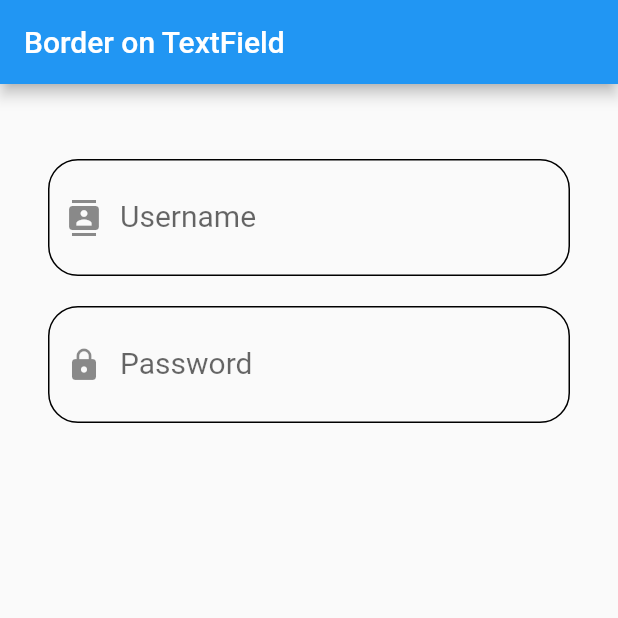
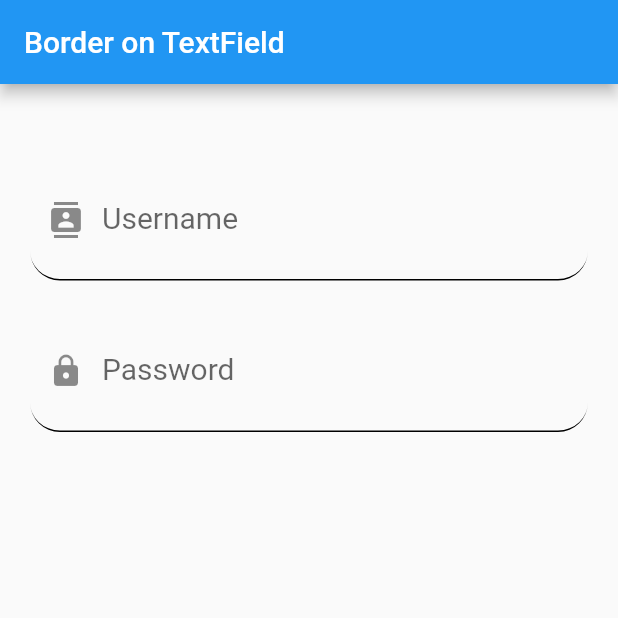
Before and after one commit to sardorergashaliyev/6-Homework, a Flutter app: the screen it shows after launch, on a phone screen of 412 x 824 dp, the top half of it. Run offline on Flutter 3.47's test engine with Material 2 defaults, Android fonts, the phone set to English and light mode, and no system bars.

Commit message:
HomeWork 2

```diff
--- /dev/null
+++ b/lib/6.2.dart
@@ -0,0 +1,65 @@
+import 'package:flutter/material.dart';
+
+class Second extends StatelessWidget {
+  const Second({super.key});
+
+  @override
+  Widget build(BuildContext context) {
+    return MaterialApp(
+        home: Scaffold(
+      appBar: AppBar(
+        title: const Text('Border on TextField'),
+      ),
+      body: Column(
+        children: [
+          Container(
+            margin: EdgeInsets.only(top: 50),
+            padding: EdgeInsets.symmetric(horizontal: 20),
+            child: TextFormField(
+              keyboardType: TextInputType.emailAddress,
+              style: const TextStyle(fontSize: 32, color: Colors.red),
+              decoration: const InputDecoration(
+                  hintText: 'Enter your email',
+                  hintStyle: TextStyle(color: Colors.black),
+                  border: UnderlineInputBorder(
+                    borderRadius: BorderRadius.all(Radius.circular(20)),
+                  ),
+                  enabledBorder: UnderlineInputBorder(
+                    borderRadius: BorderRadius.all(Radius.circular(20)),
+                  ),
+                  focusedBorder: UnderlineInputBorder(
+                  ),
+                  prefixIcon: Icon(Icons.contacts),
+                  labelText: 'Username',
+                  labelStyle: TextStyle(fontSize: 20)),
+            ),
+          ),
+          Container(
+            padding: EdgeInsets.symmetric(horizontal: 20),
+            margin: EdgeInsets.only(top: 20),
+            child: TextFormField(
+              keyboardType: TextInputType.number,
+              style: const TextStyle(fontSize: 32, color: Colors.red),
+              decoration: const InputDecoration(
+                  border: OutlineInputBorder(
+                    borderRadius: BorderRadius.all(
+                      Radius.circular(20),
+                    ),
+                  ),
+                  enabledBorder: UnderlineInputBorder(
+                    borderRadius: BorderRadius.all(Radius.circular(20)),
+                  ),
+                  focusedBorder: OutlineInputBorder(
+                    borderRadius: BorderRadius.all(Radius.circular(20)),
+                    borderSide: BorderSide(color: Colors.blue),
+                  ),
+                  prefixIcon: Icon(Icons.lock),
+                  labelText: 'Password',
+                  labelStyle: TextStyle(fontSize: 20)),
+            ),
+          ),
+        ],
+      ),
+    ));
+  }
+}
--- a/lib/main.dart
+++ b/lib/main.dart
@@ -1,7 +1,8 @@
 import 'package:flutter/material.dart';
 
 import '6.1.dart';
+import '6.2.dart';
 
 void main() {
-  runApp(const First());
+  runApp(const Second());
 }
```
